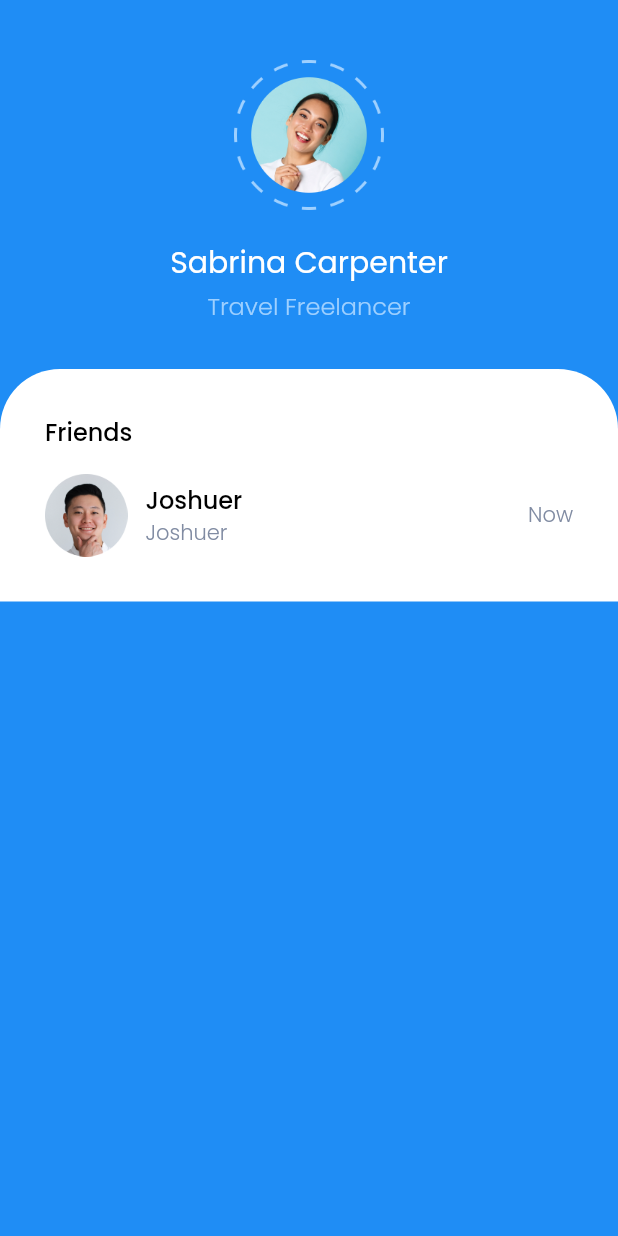
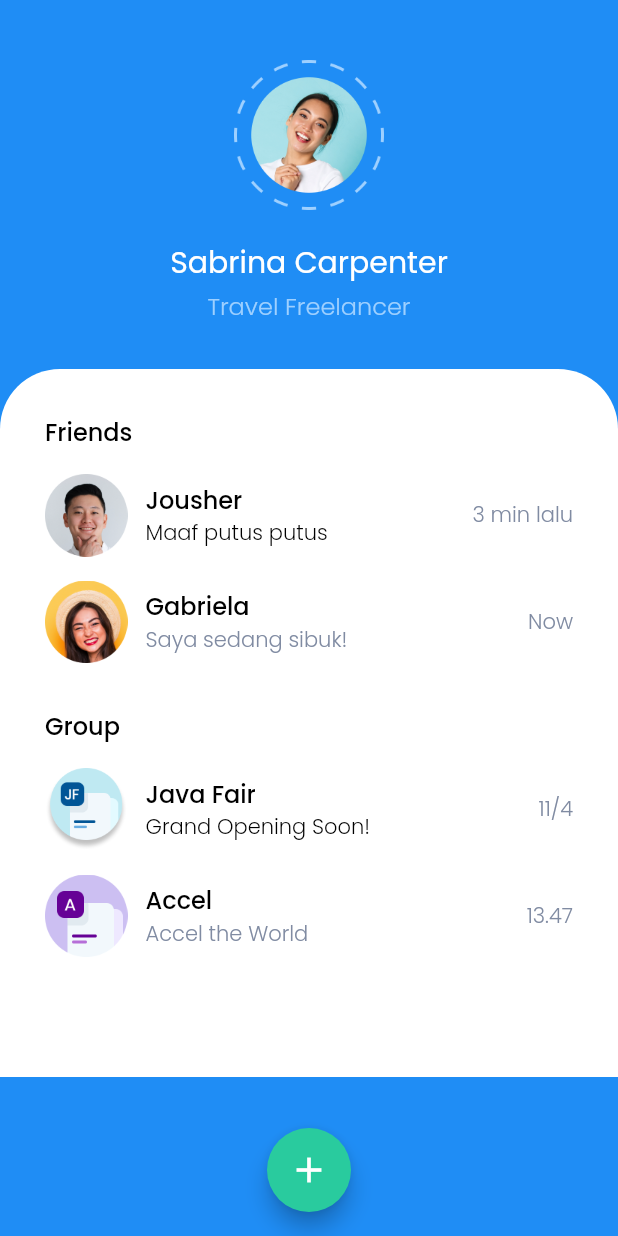
Before and after one commit to raeiverse/chatty, a Flutter app: the screen it shows after launch, on a phone screen of 412 x 824 dp. Run offline on Flutter 3.47's test engine with Material 2 defaults, Android fonts, the phone set to English and light mode, and no system bars.

Commit message:
chatty done
step 6, 7, 8 & 9 complete

```diff
--- a/lib/pages/homepage.dart
+++ b/lib/pages/homepage.dart
@@ -1,4 +1,5 @@
 import 'package:chatty/theme.dart';
+import 'package:chatty/widgets/chat_tile.dart';
 import 'package:flutter/material.dart';
 
 class homepage extends StatelessWidget {
@@ -6,7 +7,17 @@ class homepage extends StatelessWidget {
   Widget build(BuildContext context) {
     return Scaffold(
       backgroundColor: blueColor,
+      floatingActionButton: FloatingActionButton(
+        onPressed: () {},
+        backgroundColor: greenColor,
+        child: Icon(
+          Icons.add,
+          size: 28,
+        ),
+      ),
+      floatingActionButtonLocation: FloatingActionButtonLocation.centerFloat,
       body: SafeArea(
+        child: SingleChildScrollView(
           child: Center(
             child: Column(
               children: [
@@ -58,38 +69,43 @@ class homepage extends StatelessWidget {
                         'Friends',
                         style: titlestyle,
                       ),
-                    SizedBox(
-                      height: 16,
+                      ChatTile(
+                        imageUrl: 'assets/images/friend.png',
+                        name: 'Jousher',
+                        text: 'Maaf putus putus',
+                        time: '3 min lalu',
+                        read: true,
                       ),
-                    Row(
-                      children: [
-                        Image.asset(
-                          'assets/images/friend.png',
-                          width: 55,
-                          height: 55,
+                      ChatTile(
+                        imageUrl: 'assets/images/friend2.png',
+                        name: 'Gabriela',
+                        text: 'Saya sedang sibuk!',
+                        time: 'Now',
+                        read: false,
                       ),
                       SizedBox(
-                          width: 12,
+                        height: 30,
                       ),
-                        Column(
-                          crossAxisAlignment: CrossAxisAlignment.start,
-                          children: [
                       Text(
-                              'Joshuer',
+                        'Group',
                         style: titlestyle,
                       ),
-                            Text(
-                              'Joshuer',
-                              style: subtextstyle,
+                      ChatTile(
+                        imageUrl: 'assets/images/group1.png',
+                        name: 'Java Fair',
+                        text: 'Grand Opening Soon!',
+                        time: '11/4',
+                        read: true,
                       ),
-                          ],
+                      ChatTile(
+                        imageUrl: 'assets/images/group2.png',
+                        name: 'Accel',
+                        text: 'Accel the World',
+                        time: '13.47',
+                        read: false,
                       ),
-                        Spacer(),
-                        Text(
-                          'Now',
-                          style: subtextstyle,
-                        ),
-                      ],
+                      SizedBox(
+                        height: 50,
                       ),
                     ],
                   ),
@@ -98,6 +114,7 @@ class homepage extends StatelessWidget {
             ),
           ),
         ),
+      ),
     );
   }
 }
--- a/lib/theme.dart
+++ b/lib/theme.dart
@@ -6,7 +6,8 @@ Color whiteColor = Color(0xffffffff);
 Color blueColor = Color(0xff1f8DF5);
 Color lightblueColor = Color(0xff9ED0FF);
 Color blackColor = Color.fromARGB(255, 0, 0, 0);
-Color geryColor = Color(0xff808BA2);
+Color greyColor = Color(0xff808BA2);
+Color greenColor = Color(0xff29CB9E);
 
 TextStyle titlestyle = TextStyle(
   color: blackColor,
@@ -15,7 +16,7 @@ TextStyle titlestyle = TextStyle(
 );
 
 TextStyle subtextstyle = TextStyle(
-  color: geryColor,
+  color: greyColor,
   fontWeight: FontWeight.w300,
   fontSize: 14,
 );
--- /dev/null
+++ b/lib/widgets/chat_tile.dart
@@ -0,0 +1,58 @@
+import 'package:flutter/material.dart';
+import 'package:chatty/theme.dart';
+
+class ChatTile extends StatelessWidget {
+  final String imageUrl;
+  final String name;
+  final String text;
+  final String time;
+  final bool read;
+
+  ChatTile(
+      {required this.imageUrl,
+      required this.name,
+      required this.text,
+      required this.time,
+      required this.read});
+
+  @override
+  Widget build(BuildContext context) {
+    return Padding(
+      padding: EdgeInsets.only(top: 16),
+      child: Row(
+        children: [
+          Image.asset(
+            imageUrl,
+            width: 55,
+            height: 55,
+          ),
+          SizedBox(
+            width: 12,
+          ),
+          Column(
+            crossAxisAlignment: CrossAxisAlignment.start,
+            children: [
+              Text(
+                name,
+                style: titlestyle,
+              ),
+              Text(
+                text,
+                style: read
+                    ? subtextstyle.copyWith(
+                        color: blackColor,
+                      )
+                    : subtextstyle,
+              ),
+            ],
+          ),
+          Spacer(),
+          Text(
+            time,
+            style: subtextstyle,
+          ),
+        ],
+      ),
+    );
+  }
+}
```
Also changed, not shown: assets/images/friend2.png (added), assets/images/group1.png (added), assets/images/group2.png (added). Lines whose indentation alone changed are shown as unchanged.
